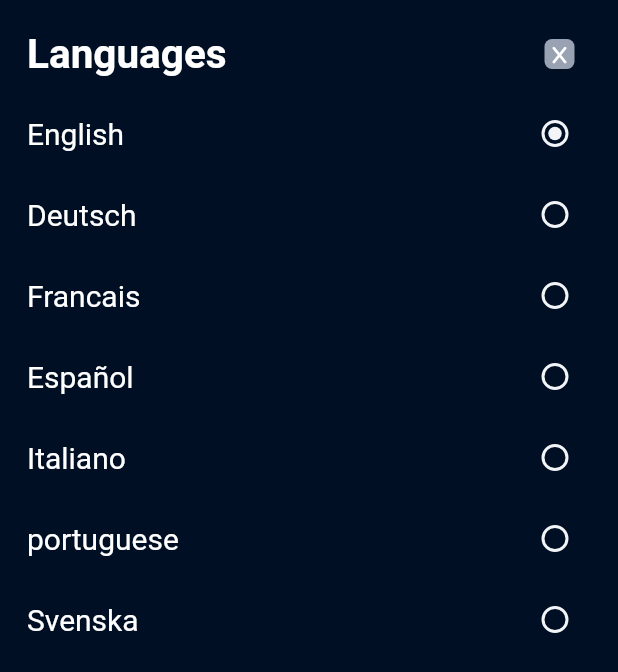
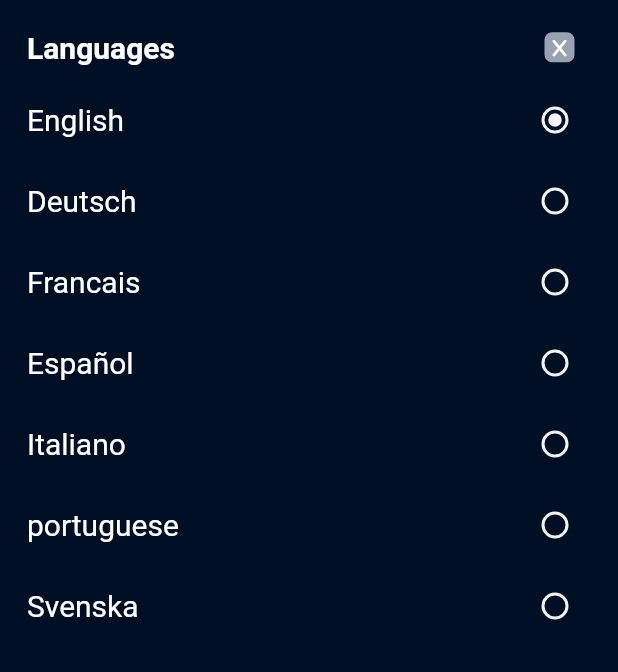
Before and after one commit to NemeCharles/Country-App, a Flutter app: the LanguageList widget shown alone on an empty page, opened directly, on a phone screen of 412 x 824 dp. Shown: the top 672 px of the screen. Run offline on Flutter 3.47's test engine with Material 2 defaults, Android fonts, the phone set to English and light mode, and no system bars; our stand-ins replace font_awesome_flutter, get, get_storage; accounts and stored records are empty; network calls fail.

Commit message:
Edited files

```diff
--- a/lib/screens/home_screen.dart
+++ b/lib/screens/home_screen.dart
@@ -75,7 +75,7 @@ class _HomeScreenState extends State<HomeScreen> {
                       onChanged: (value) {
                         _countryController.searchCountry(value);
                       },
-                      style: TextStyle(
+                      style:const TextStyle(
                           fontSize: 21
                       ),
                       cursorHeight: 21,
@@ -224,7 +224,7 @@ class _LanguageListState extends State<LanguageList> {
               Text(
                 'Languages',
                 style: TextStyle(
-                    fontSize: 27,
+                    fontSize: 20,
                     fontWeight: FontWeight.w700
                 ),
               ),
--- a/lib/ui/components.dart
+++ b/lib/ui/components.dart
@@ -74,14 +74,15 @@ Widget countryTile(List<Country> countryList) {
                         countryList[index].name!,
                         style: const TextStyle(
                             fontSize: 17,
-                            fontWeight: FontWeight.w500
+                            fontWeight: FontWeight.w500,
                         ),
                       ),
                       Text(
                         countryList[index].capital![0],
-                        style: const TextStyle(
+                        style: TextStyle(
                           fontSize: 15,
                           fontWeight: FontWeight.w300,
+                          color: Get.isDarkMode ? const Color(0XFF667085) : const Color(0XFF98A2B3)
                         ),
                       )
                     ],
```
